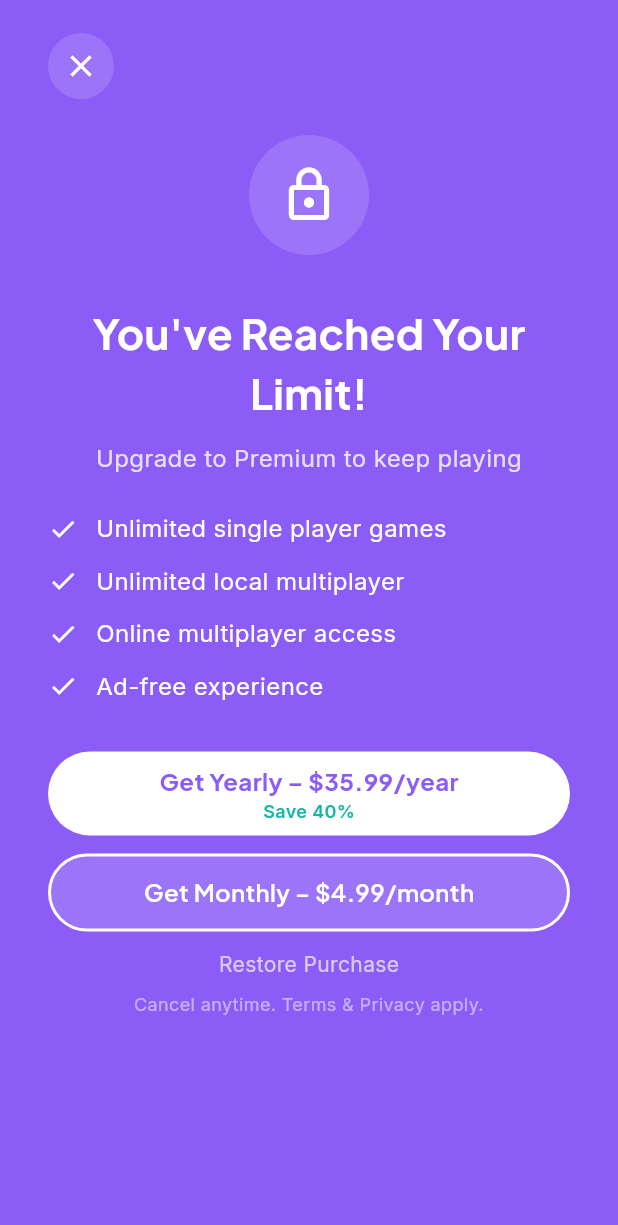
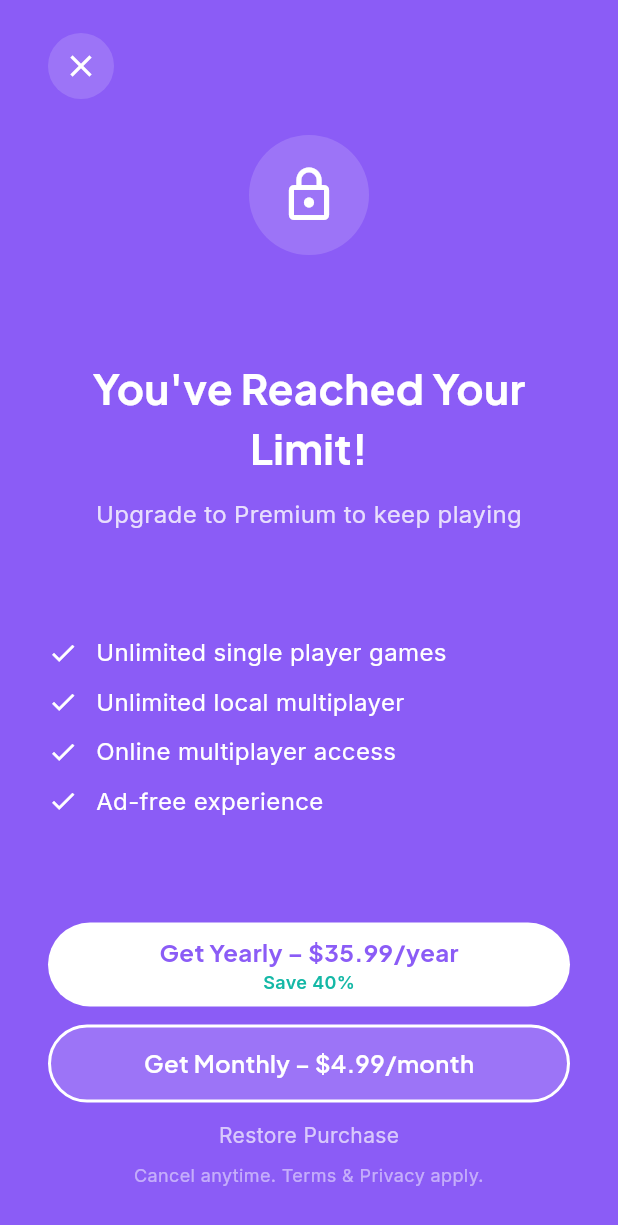
Before and after one commit to aytackocaman/musicmemo, a Flutter app: the PaywallScreen screen opened directly, on a phone screen of 412 x 824 dp. Shown: the top 1225 px of the screen. Run offline on Flutter 3.47's test engine with Material 3 defaults, Android fonts, the phone set to English and light mode, and no system bars; our stand-ins replace app_links, audioplayers, flutter_dotenv, flutter_riverpod, google_fonts, share_plus and 1 more; accounts and stored records are empty.

Commit message:
Make paywall and subscription screens non-scrollable
Replace SingleChildScrollView with Padding in both screens.
Use Spacer widgets in paywall to distribute vertical space
responsively without overflow on iPhone 13 mini.

Co-Authored-By: Claude Sonnet 4.6 <noreply@anthropic.com>

```diff
--- a/lib/screens/paywall_screen.dart
+++ b/lib/screens/paywall_screen.dart
@@ -52,13 +52,12 @@ class PaywallScreen extends StatelessWidget {
               ),
             ),
 
-            // Scrollable content
+            // Content
             Expanded(
-              child: SingleChildScrollView(
+              child: Padding(
                 padding: const EdgeInsets.fromLTRB(32, 24, 32, 32),
                 child: Column(
                   children: [
-
                     // Lock icon
                     Container(
                       width: 80,
@@ -73,7 +72,7 @@ class PaywallScreen extends StatelessWidget {
                         color: Colors.white,
                       ),
                     ),
-              const SizedBox(height: 32),
+                    const Spacer(),
 
                     // Title
                     Text(
@@ -106,18 +105,17 @@ class PaywallScreen extends StatelessWidget {
                         color: Colors.white.withValues(alpha: 0.8),
                       ),
                     ),
-              const SizedBox(height: 24),
+                    const Spacer(),
 
                     // Benefits list
                     _BenefitItem(text: 'Unlimited single player games'),
-              const SizedBox(height: 12),
+                    const SizedBox(height: 10),
                     _BenefitItem(text: 'Unlimited local multiplayer'),
-              const SizedBox(height: 12),
+                    const SizedBox(height: 10),
                     _BenefitItem(text: 'Online multiplayer access'),
-              const SizedBox(height: 12),
+                    const SizedBox(height: 10),
                     _BenefitItem(text: 'Ad-free experience'),
-
-              const SizedBox(height: 32),
+                    const Spacer(),
 
                     // Yearly CTA button
                     GestureDetector(
@@ -167,10 +165,7 @@ class PaywallScreen extends StatelessWidget {
                         decoration: BoxDecoration(
                           color: Colors.white.withValues(alpha: 0.15),
                           borderRadius: BorderRadius.circular(26),
-                    border: Border.all(
-                      color: Colors.white,
-                      width: 2,
-                    ),
+                          border: Border.all(color: Colors.white, width: 2),
                         ),
                         child: Center(
                           child: Text(
--- a/lib/screens/subscription_screen.dart
+++ b/lib/screens/subscription_screen.dart
@@ -16,7 +16,7 @@ class SubscriptionScreen extends ConsumerWidget {
     return Scaffold(
       backgroundColor: AppColors.background,
       body: SafeArea(
-        child: SingleChildScrollView(
+        child: Padding(
           padding: const EdgeInsets.all(32),
           child: Column(
             crossAxisAlignment: CrossAxisAlignment.start,
```
Lines whose indentation alone changed are shown as unchanged.
